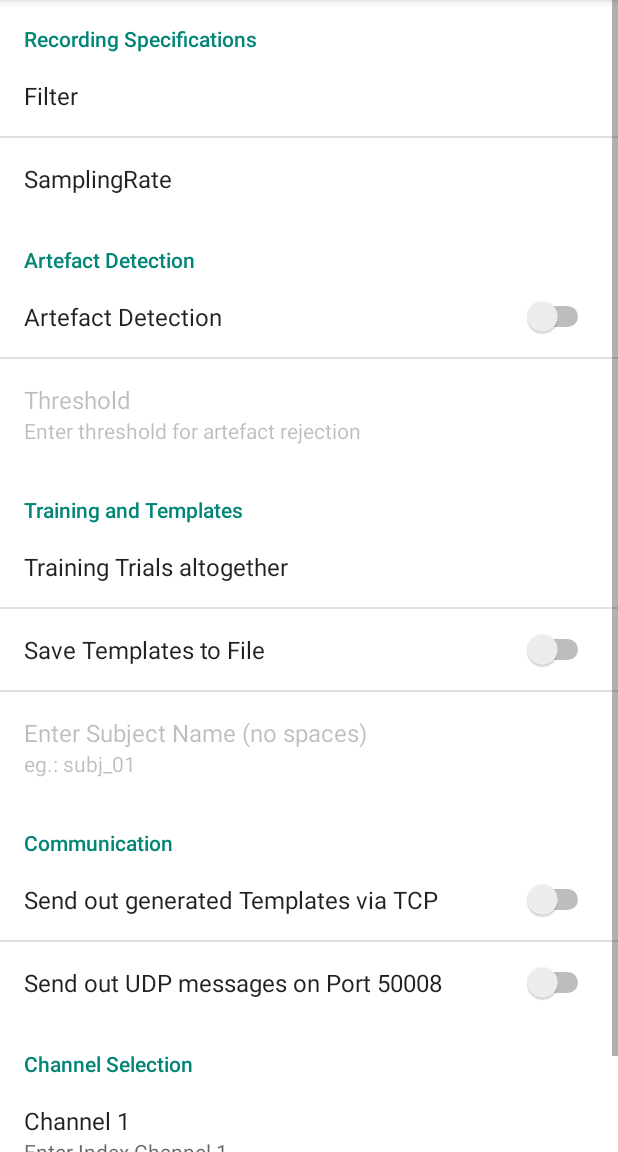
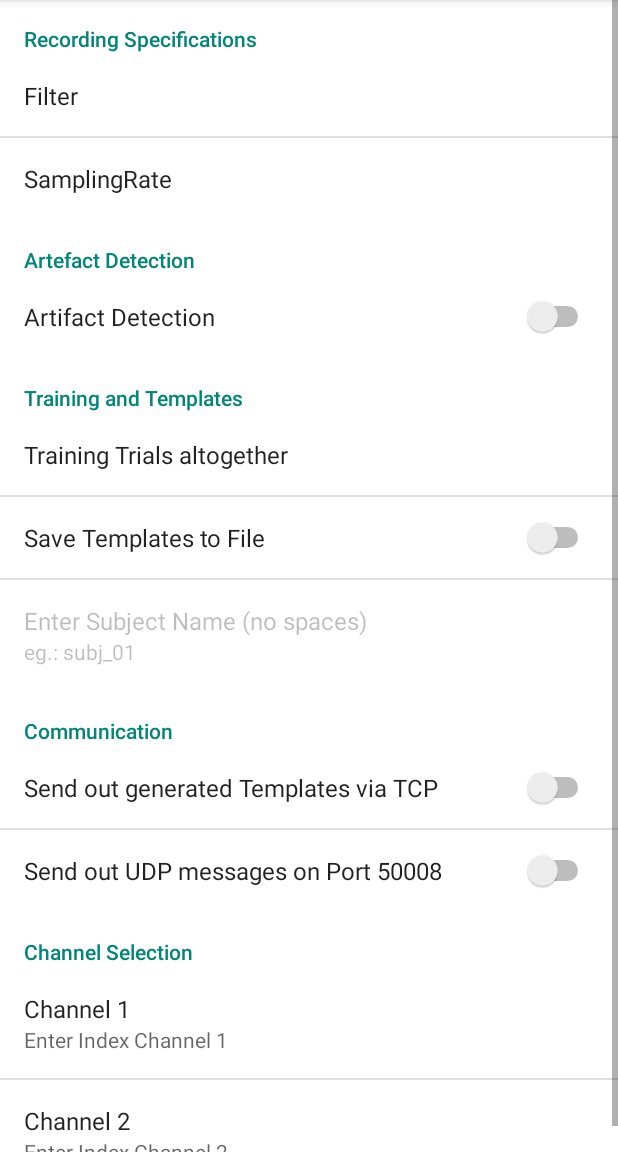
Before and after one commit to NeuropsyOL/SCALA, an Android app: the screen it shows after launch (MainActivity), in the options menu, after a tap on "Settings", on a phone screen of 412 x 824 dp, the part 84-1236 px from its top. Run offline under Robolectric (Android 15) with nearby library versions, the phone set to English and light mode, and no system bars; libraries missing offline, so code that uses them is left out: org.apache.commons; network calls fail; 11 statements that could not run were skipped.

```diff
--- a/app/src/main/java/com/scala/controller/MainController.java
+++ b/app/src/main/java/com/scala/controller/MainController.java
@@ -16,7 +16,7 @@ import android.util.Log;
 
 /**
  * The Main Controller is receiving raw EEG data in the sampleBuffer and UDP
- * signals for futher processing. It is connected with the Filter class which is
+ * signals for further processing. It is connected with the Filter class which is
  * processing the raw data and with the Classifier which needs the filtered data
  * and the UDP signals. The Main Controller is distributing the data to all the
  * following and preceding instances for further processing and communication
@@ -68,12 +68,6 @@ public class MainController {
 	 */
 	private SampleBuffer filteredValuesBuffer;
 
-	/**
-	 * The template matcher which will, when provided with a single trial, match
-	 * this given trial with the previously created templates to determine
-	 * whether the trial was from an attend-left or an attend-right trial
-	 */
-	//private TemplateMatcher simpleCorrelationMatcher;
 
 	/**
 	 * The template matcher which uses Choi's procedure to compare (cross correlate)
@@ -152,8 +146,8 @@ public class MainController {
 	private boolean debug = false;
 
 
-	public MainController(ScalaPreferences clapPrefs) {
-		this.prefs = clapPrefs;
+	public MainController(ScalaPreferences SCALArefs) {
+		this.prefs = SCALArefs;
 		//this.simpleCorrelationMatcher = new TemplateMatcher();
 		this.xCorrMatcher = new CrossCorrMatcher();
 		this.writer = new FileWriterScala(prefs);
@@ -216,7 +210,7 @@ public class MainController {
 
 	/**
 	 * This is the *main run* for one trial. Whenever a whole buffer of raw
-	 * values is available, an single trial starts. In CLAPP the single steps
+	 * values is available, an single trial starts. In SCALA the single steps
 	 * are the same like in the single trial analysis of Bleichner et al. to get
 	 * comparable results. The order of analysis-steps are listed below. The
 	 * calls to the different classes of the app are made accordingly.
@@ -237,9 +231,8 @@ public class MainController {
 		//artefactRejection();
 		callClassifier();
 
-		// !! most important debug output for comparison of matlab and clapp !!
-		//Log.i(TAG_CLASSIFIER_RESULT, "[Pearson] CLAPP_Trial #" + communicationController.getTrialNumber() + " " + res + " " + anchorSample);
-		Log.i(TAG_CLASSIFIER_RESULT, "[XCorr]   CLAPP_Trial #" + communicationController.getTrialNumber() + " " + resultxCorr);
+		// !! most important debug output for comparison of matlab and SCALA !
+		Log.i(TAG_CLASSIFIER_RESULT, "[XCorr]   SCALA_Trial #" + communicationController.getTrialNumber() + " " + resultxCorr);
 
 	}
 
@@ -278,7 +271,6 @@ public class MainController {
 		double[] diffChannel = filter.makeDiffChannel(filteredValuesBuffer, prefs.one, prefs.two, prefs);
 		// diff channel of right channels
 		diffChannelBuffer = new SampleBuffer(prefs.buffer_capacity, howManyDiffChannels);
-
 		diffChannelBuffer.insertChannelData(IDX, diffChannel);
 	}
 
@@ -293,16 +285,8 @@ public class MainController {
 	}
 
 
-	//private void artefactRejection(prefs.threshold) {
-	//	boolean trialHasArtefact = filter.checkForArtefact(diffChannelBuffer, threshold);
-	//	if trialHasArtefact
-	// 		decrease training amount on that side
-	//  endif
-	//}
-
-
 	/**
-	 * Call the classifier and  match the templates with the current trial. CLAPP
+	 * Call the classifier and  match the templates with the current trial. SCALA
 	 * expects the very first trials after the start of the experiment to be the
 	 * trials that are used to generate the template. Once a template has been
 	 * generated, the classifier is only template matching afterwards.
@@ -414,7 +398,7 @@ public class MainController {
 
 
 	/**
-	 * This is a debug method which is used to make sure that matlab and CLAPP are working with the
+	 * This is a debug method which is used to make sure that matlab and SCALA are working with the
 	 * same data in a trial. By doing this, I can make sure that in the comparison, the same trials
 	 * are compared. Additionally, this feature allows it, to find out, how late the UDP signal comes in
 	 * (on average: 3 samples).
--- a/app/src/main/java/com/scala/filter/BandpassFilter.java
+++ b/app/src/main/java/com/scala/filter/BandpassFilter.java
@@ -17,26 +17,34 @@ import android.util.Log;
 public class BandpassFilter extends AFilter {
 
 	/**
-	 * Amount of samples that contain a filter artefact. They are overwritten by
+	 * Amount of samples that contain a filter artifact. They are overwritten by
 	 * zeros.
 	 */
 	private static final int OFFSET = 20;
 
 
+	/**
+	 * Call for filter coeffs: [b,a] = butter(order/2,[cutoffFreq_low, cutoffFreq_high]/(fs/2));
+	 */
 	/*
-	 * 4th order butterworth filter coefficients matlab 250 sr
+	 * 8th order butterworth filter coefficients matlab 250 sr
 	 */
 	double[] b250 =    {1.832160125379204e-04,                         0 ,   -7.328640501516815e-04      ,                   0   ,  1.099296075227522e-03   ,                      0   , -7.328640501516815e-04    ,                     0  ,   1.832160125379204e-04};
 	double[] a250 =     {1.000000000000000e+00 ,   -7.318433515406564e+00  ,   2.347387075996193e+01 ,  -4.310456619909489e+01  ,   4.956600435918099e+01  ,  -3.655028992253353e+01   ,  1.687955722302630e+01  ,  -4.463620903213814e+00   ,  5.174781997880424e-01};
 
 
 	/*
-	 * 4th order butterworth filter coefficients matlab 500 sr
+	 * 8th order butterworth filter coefficients matlab 500 sr
 	 */
 	double[] b500 = {1.32937116496988e-05,	0,	-5.31748465987951e-05,	0,	7.97622698981927e-05,	0,	-5.31748465987951e-05,	0,	1.32937116496988e-05};
 	double[] a500 = {1,	-7.66505818305434,	25.7165268368310,	-49.3262686262468,	59.1608906543191	,-45.4343659950015,	21.8187597749863	,-5.99039478911790,	0.719910327291872};
 
 
+	/*
+	 * 8th order butterworth filter coefficients matlab 500 sr
+	 */
+	double[] b1000 = {0.000151409727830226, 0,  -0.000605638911320906,   0, 0.000908458366981359,  0,-0.000605638911320906, 0, 0.000151409727830226};
+	double[] a1000 = { 1, -7.36508881404129, 23.7596419249164,-43.8532595395673,  50.6534048266954  ,-37.4956516724939 ,17.3713592656696 , -4.60531495907544, 0.534908967970625};
 	public BandpassFilter() {
 		super();
 		System.out.println("We created a bandpass Filter object");
@@ -68,9 +76,12 @@ public class BandpassFilter extends AFilter {
 			if (prefs.samplingRate == 250) {
 				filtered = filterM(b250,a250,valuesFromOneChannel);
 			} else if (prefs.samplingRate == 500) {
-				filtered = filterM(b500,a500,valuesFromOneChannel);
+				filtered = filterM(b500, a500, valuesFromOneChannel);
+			}else if (prefs.samplingRate == 1000){
+				filtered = filterM(b1000, a1000, valuesFromOneChannel);
 			} else {
-				Log.e("filter", "wrong samplig rate detected!");
+				filtered = filterM(b250, a250, valuesFromOneChannel);
+				Log.w("filter", "Unsupported Sampling Rate detected! Only 250 Hz, 500Hz and 1000Hz are supported. Falling back to 250 Hz!");
 			}
 			filteredBuffer.insertChannelData(i, filtered);
 		}
@@ -111,9 +122,6 @@ public class BandpassFilter extends AFilter {
 	 * the first ~10 samples. This method overwrites these samples with zeros,
 	 * so that later analyses are not affected by the artefact.
 	 *
-	 * @param
-	 *       the filtered values buffer which is to be treated
-	 *
 	 */
 	private void removeFilterArtefact(SampleBuffer filteredValuesBuffer) {
 		for (int i = 0; i < filteredValuesBuffer.channelCount; i++) {
--- a/app/src/main/java/com/scala/input/EEGDataReceiver.java
+++ b/app/src/main/java/com/scala/input/EEGDataReceiver.java
@@ -105,6 +105,8 @@ public class EEGDataReceiver implements Runnable, IHandleIncomingData {
 
 	private ScalaPreferences prefs;
 
+	private volatile boolean running = false;
+
 
 
 	/**
@@ -142,10 +144,15 @@ public class EEGDataReceiver implements Runnable, IHandleIncomingData {
 			e.printStackTrace();
 		}
 		if (doneResolving) {
-			while (true) {
+			running = true;
+			while (running) {
 				getOneValueForCallback();
 			}
 		}
+	}
+
+	public void stopRunning(){
+		running = false;
 	}
 
 	/**
@@ -244,8 +251,7 @@ public boolean resolveIncomingStream() {
 	/**
 	 * Helper method to store the content of a vectord type sample into an array
 	 *
-	 * @param the
-	 *            sample of the LSL library type vectord
+	 * @param sample the sample of the LSL library type vectord
 	 * @return a double array containing the content of the vectord sample
 	 */
 	private static double[] vectordToArray(final vectord sample) {
@@ -373,7 +379,6 @@ public boolean resolveIncomingStream() {
 	 */
 	public void setFilterCallback(IEEGFilledRawDataBufferListener rawValuesListener) {
 		this.rawValuesListener = rawValuesListener;
-
 	}
 
 }
--- a/app/src/main/java/com/scala/main/MainActivity.java
+++ b/app/src/main/java/com/scala/main/MainActivity.java
@@ -13,9 +13,12 @@ import com.scala.input.IEEGSingleSamplesListener;
 import com.scala.tools.ScalaPreferences;
 import com.scala.tools.FileChooser;
 import com.scala.tools.SampleBuffer;
+import com.scala.view.CalibrationFragment;
+import com.scala.view.CalibrationResult;
 import com.scala.view.MainFragment;
 import com.scala.view.SettingsFragment;
 
+import android.app.Fragment;
 import android.content.Context;
 import android.content.SharedPreferences;
 import android.content.SharedPreferences.Editor;
@@ -65,7 +68,7 @@ import android.widget.Toast;
  *
  * @author sarah
  */
-public class MainActivity extends AppCompatActivity implements IEEGSingleSamplesListener {
+public class MainActivity extends AppCompatActivity implements IEEGSingleSamplesListener, CalibrationFragment.OnCalibrationFragmentListener {
 
 
 	/*
@@ -105,7 +108,7 @@ public class MainActivity extends AppCompatActivity implements IEEGSingleSamples
 	 * be used throughout the rest of the app to prevent an Android dependency
 	 * of the single classes.
 	 */
-	private ScalaPreferences clapPrefs;
+	private ScalaPreferences scalaPrefs;
 
 	/**
 	 * The editor for the storage of the settings.
@@ -141,14 +144,14 @@ public class MainActivity extends AppCompatActivity implements IEEGSingleSamples
 	private static final Pattern COMMA_OR_NEWLINE_DELIMITER = Pattern.compile("[,\\n\\r]"); //(, | \s)
 	private static final String DEFAULT_CHARSET_NAME = "UTF-8";
 
-	private Button loadRightTemplates;
+	private Button loadRightTemplatesButton;
 
-	private Button loadLeftTemplates;
+	private Button loadLeftTemplatesButton;
 
-	private Button startExperiment;
+	private Button proceedButton;
 
 	/**
-	 * Needed to keep the CPU active when CLAP is in the background
+	 * Needed to keep the CPU active when SCALA is in the background
 	 */
 	private WakeLock wakeLock;
 
@@ -162,61 +165,91 @@ public class MainActivity extends AppCompatActivity implements IEEGSingleSamples
 		templates = new SampleBuffer(1000, 2);
 
 
-		loadLeftTemplates = (Button) findViewById(R.id.loadLeftTemplate);
-		loadLeftTemplates.setOnClickListener(new View.OnClickListener() {
+		loadLeftTemplatesButton = (Button) findViewById(R.id.loadLeftTemplate);
+		loadLeftTemplatesButton.setOnClickListener(new View.OnClickListener() {
 			@Override
 			public void onClick(View v) {
 				loadTemplates(0);
 				// after you loaded a template, you cannot load another one
-				loadLeftTemplates.setClickable(false);
-				loadLeftTemplates.setAlpha(.5f);
+				loadLeftTemplatesButton.setClickable(false);
+				loadLeftTemplatesButton.setAlpha(.5f);
 			}
 		});
 
-		loadRightTemplates = (Button) findViewById(R.id.loadRightTemplate);
-		loadRightTemplates.setOnClickListener(new View.OnClickListener() {
+		loadRightTemplatesButton = (Button) findViewById(R.id.loadRightTemplate);
+		loadRightTemplatesButton.setOnClickListener(new View.OnClickListener() {
 			@Override
 			public void onClick(View v) {
 				loadTemplates(1);
 				// after you loaded a template, you cannot load another one
-				loadRightTemplates.setClickable(false);
-				loadRightTemplates.setAlpha(.5f);
+				loadRightTemplatesButton.setClickable(false);
+				loadRightTemplatesButton.setAlpha(.5f);
 			}
 		});
 
-		loadRightTemplates.setClickable(true);
-		loadLeftTemplates.setClickable(true);
+		loadRightTemplatesButton.setClickable(true);
+		loadLeftTemplatesButton.setClickable(true);
 
-		startExperiment = (Button) findViewById(R.id.startExperiment);
-		startExperiment.setOnClickListener(new View.OnClickListener() {
+		proceedButton = (Button) findViewById(R.id.startExperiment);
+		proceedButton.setOnClickListener(new View.OnClickListener() {
 			@Override
 			public void onClick(View v) {
-				handlePreferences();
-				CharSequence text = "Preferences have been updated.";
-				int duration = Toast.LENGTH_LONG;
-				Toast t = Toast.makeText(getApplicationContext(), text, duration);
-				t.show();
-				loadRightTemplates.setClickable(true);
-				loadLeftTemplates.setClickable(true);
-				// you shall not update the preferences again
-				startExperiment.setClickable(false);
-				startExperiment.setAlpha(.5f);
+                // you shall not update the preferences again
+                proceedButton.setClickable(false);
+                proceedButton.setAlpha(.5f);
+                updatePreferences();
+                /*
+                 * prepare() calls makeFilter() which produces a filter object based on
+                 * the settings. Additionally, the MainController gets objects from the
+                 * receiving classes and the InputController and starts the UDP
+                 * listening thread.
+                 */
+                if (mainController == null) {
+                    mainController = new MainController(scalaPrefs);
+                    mainController.prepare();
+                    mainController.setDiagnosticSampleReceiver(MainActivity.this);
+                }
 
+                CharSequence text = "Preferences have been updated.";
+                int duration = Toast.LENGTH_LONG;
+                Toast t = Toast.makeText(getApplicationContext(), text, duration);
+                t.show();
+                loadRightTemplatesButton.setClickable(true);
+                loadLeftTemplatesButton.setClickable(true);
 	            // when we loaded templates, hand them over to the Main Controller
-	            if (!clapPrefs.isTemplateGeneration) {
+	            if (!scalaPrefs.isTemplateGeneration) {
 	            	mainController.setTemplateBuffer(templates);
 	            	Log.i("File", "template buffer has been passed to MainController");
 	            }
+
+	            if (scalaPrefs.checkArtifacts){
+	                // the button now delegates to the calibration activity where it collects calibration data
+                    CalibrationFragment calibrationFragment = new CalibrationFragment();
+                    calibrationFragment.setOriginalPreferences(scalaPrefs);
+                    switchFragment(R.id.fragment1, calibrationFragment);
+                }
 			}
 		});
 
+
+		/*
+		Keep SCALA active when it's running in the background.
+		 */
 		PowerManager powerManager = (PowerManager) getSystemService(POWER_SERVICE);
 		wakeLock = powerManager.newWakeLock(PowerManager.PARTIAL_WAKE_LOCK, "MyWakelockTag");
 		wakeLock.acquire();
 
 	}
 
-	/**
+    private void switchFragment(int fragmentId, Fragment sf) {
+        getFragmentManager()
+                .beginTransaction()
+                .replace(fragmentId, sf)
+                .addToBackStack(null)
+                .commit();
+    }
+
+    /**
 	 * Method which is called, when the user presses one of the buttons
 	 * to load a template.
 	 *
@@ -281,45 +314,31 @@ public class MainActivity extends AppCompatActivity implements IEEGSingleSamples
 	 * This method fills the wrapper preferences object with the settings from
 	 * the Android shared preferences object.
 	 */
-	private void handlePreferences() {
-		// set default values for preferences
+	private void updatePreferences() {
 		PreferenceManager.setDefaultValues(this, R.xml.preferences, READ_AGAIN);
 		prefs = PreferenceManager.getDefaultSharedPreferences(this);
 
-		clapPrefs = new ScalaPreferences();
-		clapPrefs.filterType = prefs.getString("pref_filters","Bandpass");
-		clapPrefs.samplingRate = Integer.parseInt(prefs.getString("pref_sr", "250"));
-		clapPrefs.buffer_capacity = WINDOW_WIDTH * clapPrefs.samplingRate;
-		clapPrefs.howManyTrialsForTemplateGen = Integer.parseInt(prefs.getString("pref_trials", "10"));
-		if (clapPrefs.howManyTrialsForTemplateGen == 0){
-			clapPrefs.isTemplateGeneration = false;
+		scalaPrefs = new ScalaPreferences();
+		scalaPrefs.filterType = prefs.getString("pref_filters","Bandpass");
+		scalaPrefs.samplingRate = Integer.parseInt(prefs.getString("pref_sr", "250"));
+		scalaPrefs.buffer_capacity = WINDOW_WIDTH * scalaPrefs.samplingRate;
+		scalaPrefs.howManyTrialsForTemplateGen = Integer.parseInt(prefs.getString("pref_trials", "10"));
+		if (scalaPrefs.howManyTrialsForTemplateGen == 0){
+			scalaPrefs.isTemplateGeneration = false;
 		}
-		clapPrefs.sendUDPmessages = prefs.getBoolean("sendUDPmessages", false);
-		clapPrefs.sendTemplates = prefs.getBoolean("sendTemplates", false);
+		scalaPrefs.sendUDPmessages = prefs.getBoolean("sendUDPmessages", false);
+		scalaPrefs.sendTemplates = prefs.getBoolean("sendTemplates", false);
 
-		clapPrefs.one = Integer.parseInt(prefs.getString("one","9"));
-		clapPrefs.two = Integer.parseInt(prefs.getString("two","8"));
-		clapPrefs.one -= 1;
-		clapPrefs.two -= 1;
+		scalaPrefs.one = Integer.parseInt(prefs.getString("one","1"));
+		scalaPrefs.two = Integer.parseInt(prefs.getString("two","2"));
+		scalaPrefs.one -= 1; // adjust for off-by-one index situation
+		scalaPrefs.two -= 1;
 
-		clapPrefs.saveTemplate = prefs.getBoolean("saveTemplates", false);
-		clapPrefs.subjectName = prefs.getString("subjectName", "subj_00");
-		clapPrefs.checkArtefacts = prefs.getBoolean("checkArtefacts", false);
-		clapPrefs.threshold = Double.parseDouble(prefs.getString("threshold", "0.0"));
+		scalaPrefs.saveTemplate = prefs.getBoolean("saveTemplates", false);
+		scalaPrefs.subjectName = prefs.getString("subjectName", "subj_00");
+		scalaPrefs.checkArtifacts = prefs.getBoolean("checkArtifacts", false);
 
 		Log.i(LSLSTREAM_TAG, "chosen settings are: " + prefs.getAll() );
-
-
-		/*
-		 * prepare() calls makeFilter() which produces a filter object based on
-		 * the settings. Additionally, the MainController gets objects from the
-		 * receiving classes and the InputController and starts the UDP
-		 * listening thread.
-		 */
-		mainController = new MainController(clapPrefs);
-		mainController.prepare();
-		mainController.setDiagnosticSampleReceiver(this);
-
 	}
 
 	/**
@@ -347,19 +366,14 @@ public class MainActivity extends AppCompatActivity implements IEEGSingleSamples
 		switch (item.getItemId()) {
 		case R.id.action_settings:
 			inSettings = true;
-			SettingsFragment sf = new SettingsFragment();
-			getFragmentManager()
-					.beginTransaction()
-					.replace(R.id.fragment1, sf)
-					.addToBackStack(null)
-					.commit();
+            switchFragment(R.id.fragment1, new SettingsFragment());
 			// hide the buttons
-			loadRightTemplates.setVisibility(View.INVISIBLE);
-			loadRightTemplates.setClickable(false);
-			loadLeftTemplates.setVisibility(View.INVISIBLE);
-			loadLeftTemplates.setClickable(false);
-			startExperiment.setVisibility(View.INVISIBLE);
-			startExperiment.setClickable(false);
+			loadRightTemplatesButton.setVisibility(View.INVISIBLE);
+			loadRightTemplatesButton.setClickable(false);
+			loadLeftTemplatesButton.setVisibility(View.INVISIBLE);
+			loadLeftTemplatesButton.setClickable(false);
+			proceedButton.setVisibility(View.INVISIBLE);
+			proceedButton.setClickable(false);
 
 			return true;
 		default:
@@ -378,6 +392,7 @@ public class MainActivity extends AppCompatActivity implements IEEGSingleSamples
 	@Override
 	public void onBackPressed() {
 		if (inSettings) {
+		    updatePreferences();
 			backFromSettingsFragment();
 			return;
 		}
@@ -388,12 +403,14 @@ public class MainActivity extends AppCompatActivity implements IEEGSingleSamples
 		inSettings = false;
 		getFragmentManager().popBackStack();
 		// make the buttons visible again
-		loadRightTemplates.setVisibility(View.VISIBLE);
-		loadLeftTemplates.setVisibility(View.VISIBLE);
-		loadLeftTemplates.setClickable(true);
-		loadRightTemplates.setClickable(true);
-		startExperiment.setVisibility(View.VISIBLE);
-		startExperiment.setClickable(true);
+		loadRightTemplatesButton.setVisibility(View.VISIBLE);
+		loadLeftTemplatesButton.setVisibility(View.VISIBLE);
+		loadLeftTemplatesButton.setClickable(true);
+		loadRightTemplatesButton.setClickable(true);
+		int proceedButtonText = scalaPrefs.checkArtifacts ? R.string.proceedButtonCalib : R.string.proceedButton;
+        proceedButton.setText(proceedButtonText);
+		proceedButton.setVisibility(View.VISIBLE);
+		proceedButton.setClickable(true);
 	}
 
 	/**
@@ -411,4 +428,12 @@ public class MainActivity extends AppCompatActivity implements IEEGSingleSamples
 		});
 	}
 
+
+	/**
+	 * Receive data from the Calibration Fragment
+	 */
+    @Override
+    public void onCalibrationEnded(CalibrationResult calibRes) {
+        // hand over to the mainController or something else which is good
+    }
 }
--- a/app/src/main/res/layout/main_fragment.xml
+++ b/app/src/main/res/layout/main_fragment.xml
@@ -39,7 +39,7 @@
         android:layout_above="@+id/loadLeftTemplate"
         android:layout_alignParentLeft="true"
         android:layout_alignParentRight="true"
-        android:text="Start Experiment"
+        android:text="@string/proceedButton"
         android:textStyle="bold" />
 
 </RelativeLayout>
--- a/app/src/main/res/values/arrays.xml
+++ b/app/src/main/res/values/arrays.xml
@@ -14,13 +14,13 @@
     </string-array>
 
     <string-array
-        name="checkArtefacts_entries">
+        name="checkArtifacts_entries">
         <item>ON</item>
         <item>OFF</item>
     </string-array>
 
     <string-array
-        name="checkArtefacts_values">
+        name="checkArtifacts_values">
         <item>true</item>
         <item>false</item>
     </string-array>
@@ -30,12 +30,14 @@
         name="pref_sr__entries">
         <item>250</item>
         <item>500</item>
+        <item>1000</item>
     </string-array>
 
     <string-array
         name="pref_sr_values">
         <item>250</item>
         <item>500</item>
+        <item>1000</item>
     </string-array>
 
     <string-array
--- a/app/src/main/res/values/strings.xml
+++ b/app/src/main/res/values/strings.xml
@@ -15,4 +15,7 @@
     <string name="pref_filter_default">Bandpass</string>
     <string name="action_favorite">fav</string>
     <string name="pref_filters">pref_filters</string>
+    <string name="proceedButton">Start Experiment</string>
+    <string name="proceedButtonCalib">Proceed with Calibration</string>
+
 </resources>
--- a/app/src/main/res/xml/preferences.xml
+++ b/app/src/main/res/xml/preferences.xml
@@ -30,23 +30,16 @@
 
     <PreferenceCategory
         android:title="Artefact Detection"
-        android:key="category_artefacts">
+        android:key="category_artifacts">
 
 	    <SwitchPreference
-	        android:key="checkArtefacts"
+	        android:key="checkArtifacts"
 	        android:enabled="true"
 	        android:defaultValue="false"
-	        android:title="Artefact Detection"
-	        android:entries="@array/checkArtefacts_entries"
-	        android:entryValues="@array/checkArtefacts_values"
+	        android:title="Artifact Detection"
+	        android:entries="@array/checkArtifacts_entries"
+	        android:entryValues="@array/checkArtifacts_values"
 	        android:selectable="true"/>
-
-
-	   <EditTextPreference
-	        android:key="threshold"
-	        android:summary="Enter threshold for artefact rejection"
-	        android:dependency="checkArtefacts"
-	        android:title="Threshold" />
 
    </PreferenceCategory>
 
--- a/build.gradle
+++ b/build.gradle
@@ -2,9 +2,10 @@
 buildscript {
     repositories {
         jcenter()
+        google()
     }
     dependencies {
-        classpath 'com.android.tools.build:gradle:2.3.3'
+        classpath 'com.android.tools.build:gradle:3.1.2'
     }
 }
 
```
Also changed, not shown: app/build.gradle (+9 -6 lines), app/src/main/java/com/scala/tools/ScalaPreferences.java (+33 -6 lines), app/src/main/java/com/scala/view/CalibrationFragment.java (added, +119 -0 lines), app/src/main/java/com/scala/view/CalibrationResult.java (added, +13 -0 lines), app/src/main/res/layout/fragment_calibration.xml (added, +16 -0 lines), gradle/wrapper/gradle-wrapper.properties, 2 other files.
